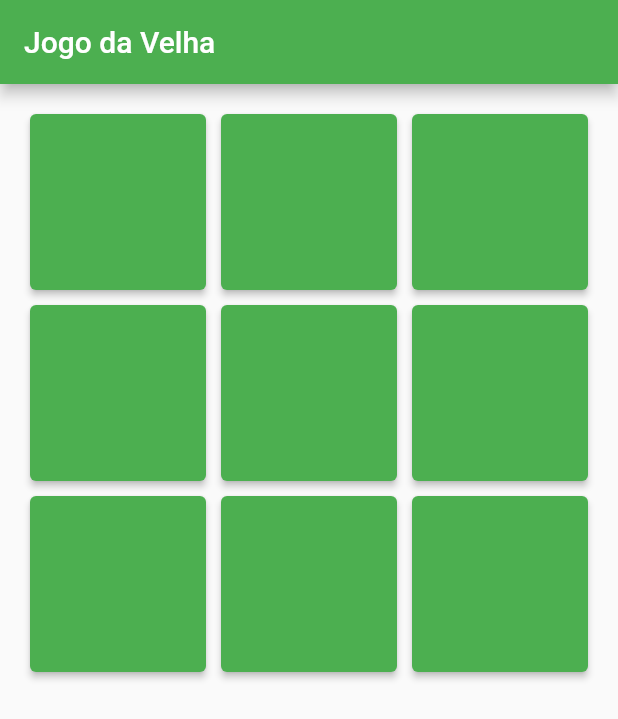
After one commit to adson-matheus/tic-tac-toe, a Flutter app: the screen it shows after launch, on a phone screen of 412 x 824 dp. The commit adds this screen. Shown: the top 719 px of the screen. Run offline on Flutter 3.47's test engine with Material 2 defaults, Android fonts, the phone set to English and light mode, and no system bars.

Commit message:
Criando Classe com a regra de negócio
Co-Authored-By: Adson Matheus <40866921+adson-matheus@users.noreply.github.com>
Co-Authored-By: Rauan Meirelles <77637967+rauan-meirelles@users.noreply.github.com>

```diff
--- /dev/null
+++ b/lib/view/button.dart
@@ -0,0 +1,39 @@
+import 'package:flutter/material.dart';
+
+import '../viewModel/jogo_da_velha.dart';
+
+
+class StyledButton extends StatefulWidget {
+  final int posicao;
+  const StyledButton({Key? key, required this.posicao}) : super(key: key);
+
+  @override
+  State<StyledButton> createState() => StyledButtonState();
+}
+
+class StyledButtonState extends State<StyledButton> {
+
+  @override
+  Widget build(BuildContext context) {
+    return AnimatedBuilder(
+      animation: JogoDaVelha.instance,
+      builder: (context, child) {
+        return ElevatedButton(
+        style: ButtonStyle(
+          backgroundColor: MaterialStateProperty.all(Colors.green),
+        ),
+        onPressed: () {
+          JogoDaVelha.instance.marcar(widget.posicao);
+        },
+        child: Text(
+          JogoDaVelha.instance.valores[widget.posicao],
+          style: const TextStyle(
+            fontSize: 48.0,
+            fontWeight: FontWeight.bold,
+          ),
+        ),
+      );
+      },
+    );
+  }
+}
--- /dev/null
+++ b/lib/view/home_page_view.dart
@@ -0,0 +1,24 @@
+import 'package:flutter/material.dart';
+
+import 'tabuleiro.dart';
+
+class MyHomePage extends StatefulWidget {
+  const MyHomePage({Key? key, required this.title}) : super(key: key);
+
+  final String title;
+
+  @override
+  State<MyHomePage> createState() => _MyHomePageState();
+}
+
+class _MyHomePageState extends State<MyHomePage> {
+  @override
+  Widget build(BuildContext context) {
+    return Scaffold(
+      appBar: AppBar(
+        title: Text(widget.title),
+      ),
+      body: const Tabuleiro(),
+    );
+  }
+}
--- /dev/null
+++ b/lib/view/tabuleiro.dart
@@ -0,0 +1,34 @@
+import 'package:flutter/material.dart';
+
+import 'button.dart';
+
+class Tabuleiro extends StatefulWidget {
+  const Tabuleiro({Key? key}) : super(key: key);
+
+  @override
+  State<Tabuleiro> createState() => _TabuleiroState();
+}
+
+class _TabuleiroState extends State<Tabuleiro> {
+  @override
+  Widget build(BuildContext context) {
+    return GridView.count(
+      primary: false,
+      padding: const EdgeInsets.all(20),
+      crossAxisSpacing: 10,
+      mainAxisSpacing: 10,
+      crossAxisCount: 3,
+      children: const <Widget>[
+        StyledButton(posicao:0),
+        StyledButton(posicao:1),
+        StyledButton(posicao:2),
+        StyledButton(posicao:3),
+        StyledButton(posicao:4),
+        StyledButton(posicao:5),
+        StyledButton(posicao:6),
+        StyledButton(posicao:7),
+        StyledButton(posicao:8),
+      ],
+    );
+  }
+}
--- /dev/null
+++ b/lib/viewModel/jogo_da_velha.dart
@@ -0,0 +1,13 @@
+import 'package:flutter/cupertino.dart';
+
+class JogoDaVelha extends ChangeNotifier{
+  List<String> valores = ['', '', '', '', '', '', '', '', ''];
+  static JogoDaVelha instance = JogoDaVelha();
+  int vez = 0;
+  void marcar(int posicao){
+
+    instance.vez == 0 ?  instance.valores[posicao]  = 'X' : instance.valores[posicao] = 'O';
+    instance.vez = instance.vez == 0 ? 1 : 0;
+    notifyListeners();
+  }
+}
```
Also changed, not shown: lib/main.dart (+2 -88 lines).
